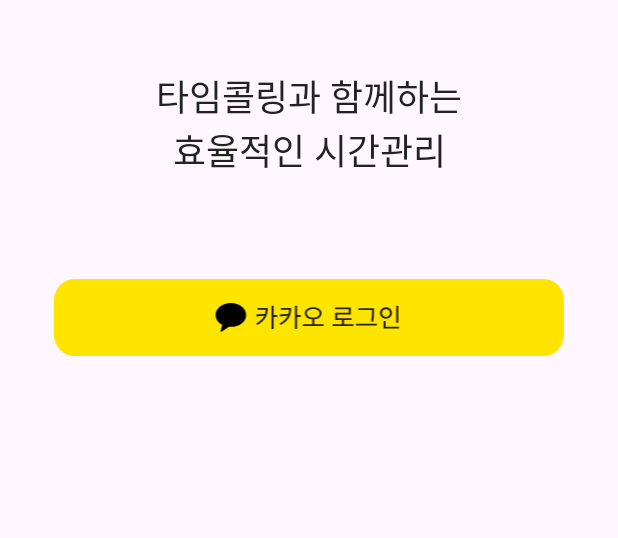
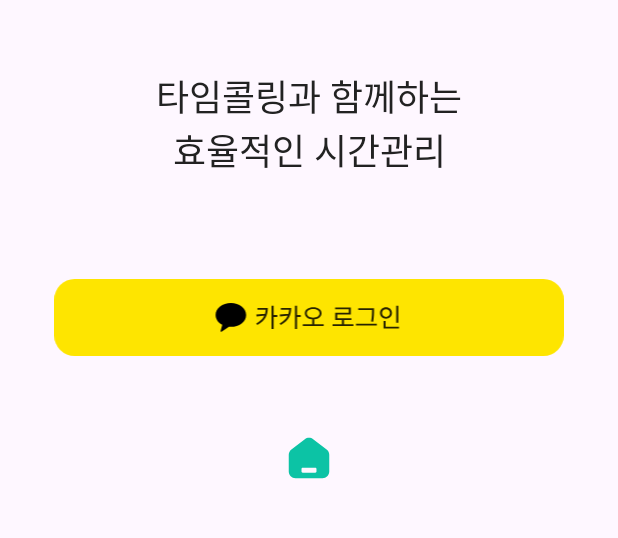
Before and after one commit to TImeCAlling/TImeCAlling_FE, an Android app: the screen it shows after launch (OnboardingActivity), on a phone screen of 412 x 824 dp, the part 503-1041 px from its top. Run offline under Robolectric (Android 15) with nearby library versions, the phone set to English and light mode, and no system bars; our stand-ins replace Dagger/Hilt's generated code, data binding.

Commit message:
[CHORE/#10] 온보딩>홈 이동 버튼 추가

```diff
--- a/app/src/main/res/layout/activity_onboarding.xml
+++ b/app/src/main/res/layout/activity_onboarding.xml
@@ -49,5 +49,15 @@
             app:layout_constraintEnd_toEndOf="parent"
             app:layout_constraintTop_toBottomOf="@id/tv_onboarding_text"
             android:layout_marginTop="68dp"/>
+
+        <ImageView
+            android:id="@+id/iv_navigate_home"
+            android:layout_width="wrap_content"
+            android:layout_height="wrap_content"
+            android:src="@drawable/ic_selected_home"
+            app:layout_constraintStart_toStartOf="parent"
+            app:layout_constraintEnd_toEndOf="parent"
+            app:layout_constraintTop_toBottomOf="@id/iv_onboarding_kakao_login"
+            android:layout_marginTop="50dp"/>
     </androidx.constraintlayout.widget.ConstraintLayout>
 </layout>
```
Also changed, not shown: app/src/main/java/com/umc/timeCAlling/presentation/onboarding/OnboardingActivity.kt (+12 -1 lines), app/src/main/res/drawable/ic_delete.png (deleted).
